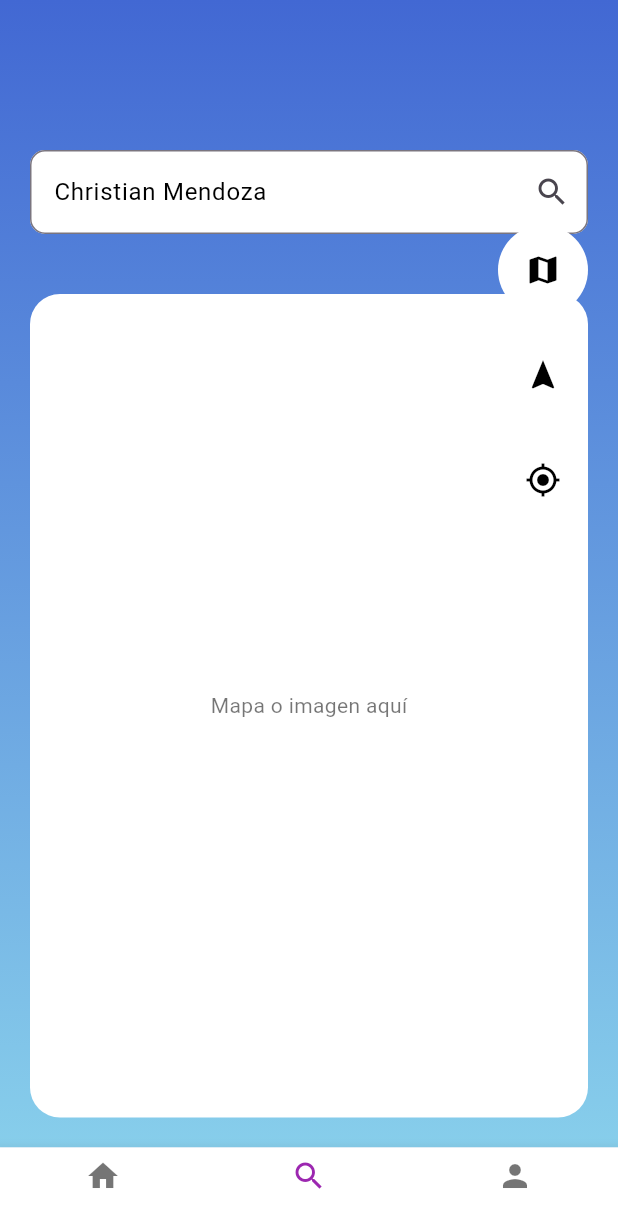
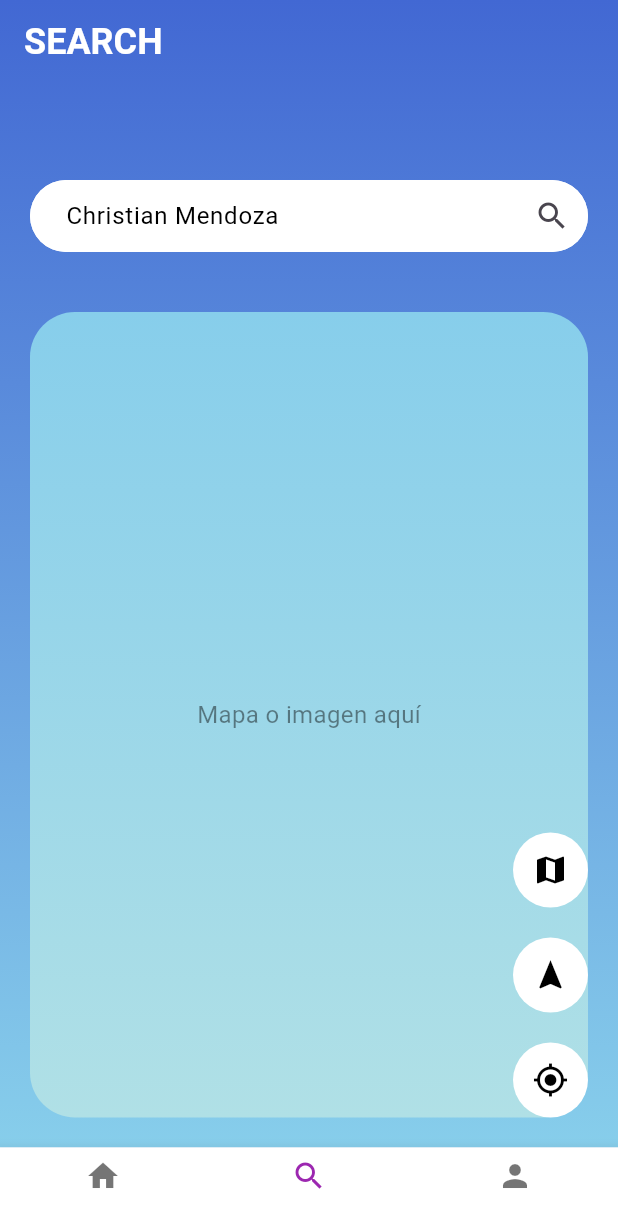
Before and after one commit to ChristianMendoza97/MendozaPrueba, a Flutter app: the screen it shows after launch, item 2 of the bottom bar chosen, on a phone screen of 412 x 824 dp. Shown: the top 1228 px of the screen. Run offline on Flutter 3.47's test engine with Material 3 defaults, Android fonts, the phone set to English and light mode, and no system bars; our stand-ins replace google_fonts.

Commit message:
Cambio en el proyecto

```diff
--- a/lib/search_trips_page.dart
+++ b/lib/search_trips_page.dart
@@ -27,15 +27,23 @@ class _SearchTripsPageState extends State<SearchTripsPage> {
       home: Scaffold(
         extendBodyBehindAppBar: true, // Permitir que el cuerpo se extienda detrás de la AppBar
         appBar: AppBar(
-          backgroundColor: Colors.transparent, // Fondo transparente
+          title: const Text(
+            'SEARCH',
+            style: TextStyle(
+              fontWeight: FontWeight.bold,
+              fontSize: 24,
+              color: Colors.white,
+            ),
+          ),
+          backgroundColor: Colors.transparent,
           elevation: 0,
-          systemOverlayStyle: SystemUiOverlayStyle.light, // Hacer que el contenido del sistema (hora, batería) sea visible
+          systemOverlayStyle: SystemUiOverlayStyle.light, // Hacer que el contenido del sistema sea visible
         ),
         body: Stack(
           children: [
-            // Degradado de fondo
+            // Fondo degradado global
             Container(
-              decoration: BoxDecoration(
+              decoration: const BoxDecoration(
                 gradient: LinearGradient(
                   begin: Alignment.topCenter,
                   end: Alignment.bottomCenter,
@@ -46,7 +54,7 @@ class _SearchTripsPageState extends State<SearchTripsPage> {
             // Contenido principal
             Column(
               children: [
-                SizedBox(height: 100), // Espacio debajo de la barra superior
+                const SizedBox(height: 120), // Espacio debajo de la AppBar
                 Padding(
                   padding: const EdgeInsets.symmetric(horizontal: 20.0),
                   child: Column(
@@ -55,22 +63,26 @@ class _SearchTripsPageState extends State<SearchTripsPage> {
                       Container(
                         decoration: BoxDecoration(
                           color: Colors.white,
-                          borderRadius: BorderRadius.circular(10.0),
+                          borderRadius: BorderRadius.circular(30.0),
                         ),
                         child: TextField(
                           controller: _searchController,
-                          style: TextStyle(color: Colors.black),
+                          style: const TextStyle(color: Colors.black),
                           inputFormatters: [
                             FilteringTextInputFormatter.allow(RegExp("[a-zA-Z\s]")),
                           ],
                           decoration: InputDecoration(
-                            hintText: 'Knuckles Mountain Range',
-                            hintStyle: TextStyle(color: Colors.black45),
+                            hintText: 'Christian Mendoza',
+                            hintStyle: const TextStyle(color: Colors.black45),
                             border: OutlineInputBorder(
-                              borderRadius: BorderRadius.circular(10.0),
+                              borderRadius: BorderRadius.circular(30.0),
+                              borderSide: BorderSide.none,
                             ),
+                            filled: true,
+                            fillColor: Colors.white,
+                            contentPadding: const EdgeInsets.symmetric(horizontal: 20.0),
                             suffixIcon: IconButton(
-                              icon: Icon(Icons.search),
+                              icon: const Icon(Icons.search),
                               onPressed: () {
                                 setState(() {
                                   _searchText = _searchController.text;
@@ -82,7 +94,7 @@ class _SearchTripsPageState extends State<SearchTripsPage> {
 
                                 ScaffoldMessenger.of(context).showSnackBar(
                                   SnackBar(
-                                    content: Text('Nombre: $_nombre, Apellido: $_apellido'),
+                                    content: Text('Nombre: $_nombre $_apellido'),
                                   ),
                                 );
                               },
@@ -95,45 +107,53 @@ class _SearchTripsPageState extends State<SearchTripsPage> {
                           },
                         ),
                       ),
-                      SizedBox(height: 20),
+                      const SizedBox(height: 20),
                     ],
                   ),
                 ),
-                // Mapa o imagen (se agregará más tarde)
+                // Cuadro con degradado en lugar de imagen
                 Expanded(
-                  child: Container(
+                  child: Stack(
+                    children: [
+                      Container(
                         width: double.infinity,
-                    margin: EdgeInsets.all(20),
+                        margin: const EdgeInsets.all(20),
                         decoration: BoxDecoration(
-                      borderRadius: BorderRadius.circular(20),
-                      color: Colors.white,
+                          borderRadius: BorderRadius.circular(30),
+                          gradient: const LinearGradient(
+                            begin: Alignment.topCenter,
+                            end: Alignment.bottomCenter,
+                            colors: [Color(0xFF87CEEB), Color(0xFFB0E0E6)],
                           ),
-                    child: ClipRRect(
-                      borderRadius: BorderRadius.circular(20),
-                      child: Center(
+                        ),
+                        child: const Center(
                           child: Text(
-                          'Mapa o imagen aquí', // Reemplazar por la imagen real
-                          style: TextStyle(color: Colors.black54),
+                            'Mapa o imagen aquí',
+                            style: TextStyle(
+                              color: Colors.black45,
+                              fontSize: 16,
                             ),
                           ),
                         ),
                       ),
+                      // Botones redondos alineados en la parte inferior de la imagen
+                      Positioned(
+                        right: 20,
+                        bottom: 20,
+                        child: Column(
+                          children: [
+                            _buildRoundButton(Icons.map, '3D'),
+                            const SizedBox(height: 20),
+                            _buildRoundButton(Icons.navigation, '2D'),
+                            const SizedBox(height: 20),
+                            _buildRoundButton(Icons.gps_fixed, 'Location'),
+                          ],
+                        ),
                       ),
                     ],
                   ),
-            // Botones redondos alineados a la derecha
-            Positioned(
-              right: 20,
-              top: 150,
-              child: Column(
-                children: [
-                  _buildRoundButton(Icons.map, '3D'),
-                  SizedBox(height: 10),
-                  _buildRoundButton(Icons.navigation, '2D'),
-                  SizedBox(height: 10),
-                  _buildRoundButton(Icons.gps_fixed, 'Location'),
+                ),
               ],
-              ),
             ),
           ],
         ),
@@ -146,7 +166,7 @@ class _SearchTripsPageState extends State<SearchTripsPage> {
     return Tooltip(
       message: tooltip,
       child: CircleAvatar(
-        radius: 30,
+        radius: 25, // Tamaño del botón
         backgroundColor: Colors.white,
         child: Icon(icon, color: Colors.black),
       ),
```
Lines whose indentation alone changed are shown as unchanged.
